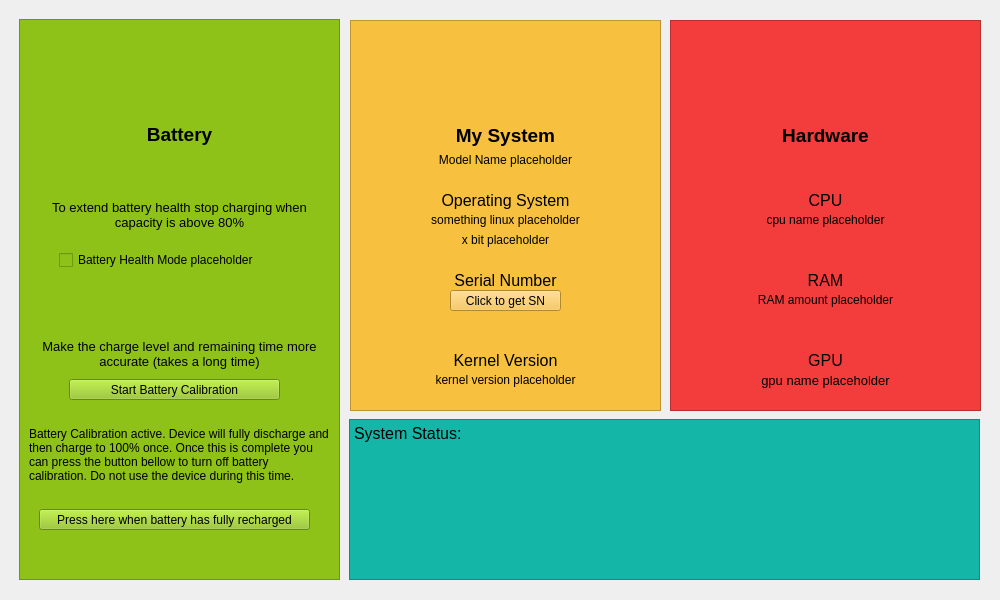
Qt form BatteryManager.ui (JonathanY234/Acer-Battery-Manager-for-Linux) before a commit.
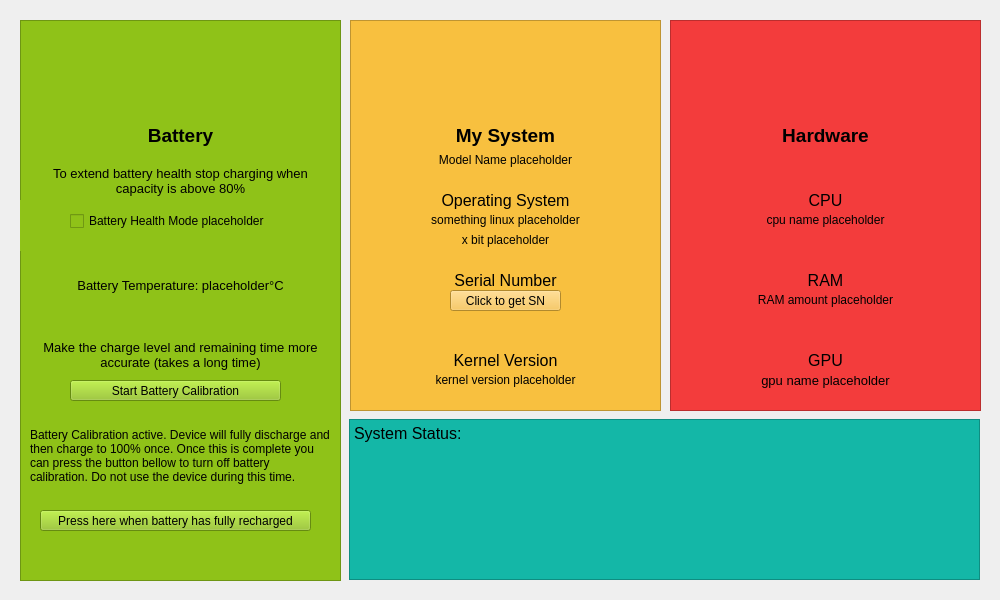
The same form after that commit. Icons and pictures are not drawn.

Commit message: added battery temperature info (needs updated kmod to work)

What changed in the file:
```diff
--- a/BatteryManager.ui
+++ b/BatteryManager.ui
@@ -33,8 +33,8 @@
    <widget class="QFrame" name="GreenFrame">
     <property name="geometry">
      <rect>
-      <x>19</x>
-      <y>19</y>
+      <x>20</x>
+      <y>20</y>
       <width>321</width>
       <height>561</height>
      </rect>
@@ -94,9 +94,9 @@
      <property name="geometry">
       <rect>
        <x>10</x>
-       <y>180</y>
+       <y>140</y>
        <width>301</width>
-       <height>31</height>
+       <height>41</height>
       </rect>
      </property>
      <property name="font">
@@ -117,8 +117,8 @@
     <widget class="QCheckBox" name="HealthModeCheckBox">
      <property name="geometry">
       <rect>
-       <x>40</x>
-       <y>230</y>
+       <x>50</x>
+       <y>190</y>
        <width>231</width>
        <height>22</height>
       </rect>
@@ -208,6 +208,50 @@
       <string>Press here when battery has fully recharged</string>
      </property>
     </widget>
+    <widget class="QWidget" name="widget" native="true">
+     <property name="geometry">
+      <rect>
+       <x>0</x>
+       <y>180</y>
+       <width>41</width>
+       <height>51</height>
+      </rect>
+     </property>
+    </widget>
+    <widget class="QLabel" name="BatteryTempText">
+     <property name="geometry">
+      <rect>
+       <x>10</x>
+       <y>250</y>
+       <width>301</width>
+       <height>31</height>
+      </rect>
+     </property>
+     <property name="font">
+      <font>
+       <pointsize>10</pointsize>
+      </font>
+     </property>
+     <property name="text">
+      <string>Battery Temperature: placeholder°C</string>
+     </property>
+     <property name="alignment">
+      <set>Qt::AlignmentFlag::AlignCenter</set>
+     </property>
+     <property name="wordWrap">
+      <bool>true</bool>
+     </property>
+    </widget>
+    <zorder>BatteryIcon</zorder>
+    <zorder>label</zorder>
+    <zorder>HealthModeCheckBox</zorder>
+    <zorder>label_17</zorder>
+    <zorder>BatteryCalibrateButton</zorder>
+    <zorder>BatteryCalibrationMessage</zorder>
+    <zorder>DisableBatteryCalibrationButton</zorder>
+    <zorder>widget</zorder>
+    <zorder>label_16</zorder>
+    <zorder>BatteryTempText</zorder>
    </widget>
    <widget class="QFrame" name="YellowFrame">
     <property name="geometry">
```
The commit also changes 8 other files.
